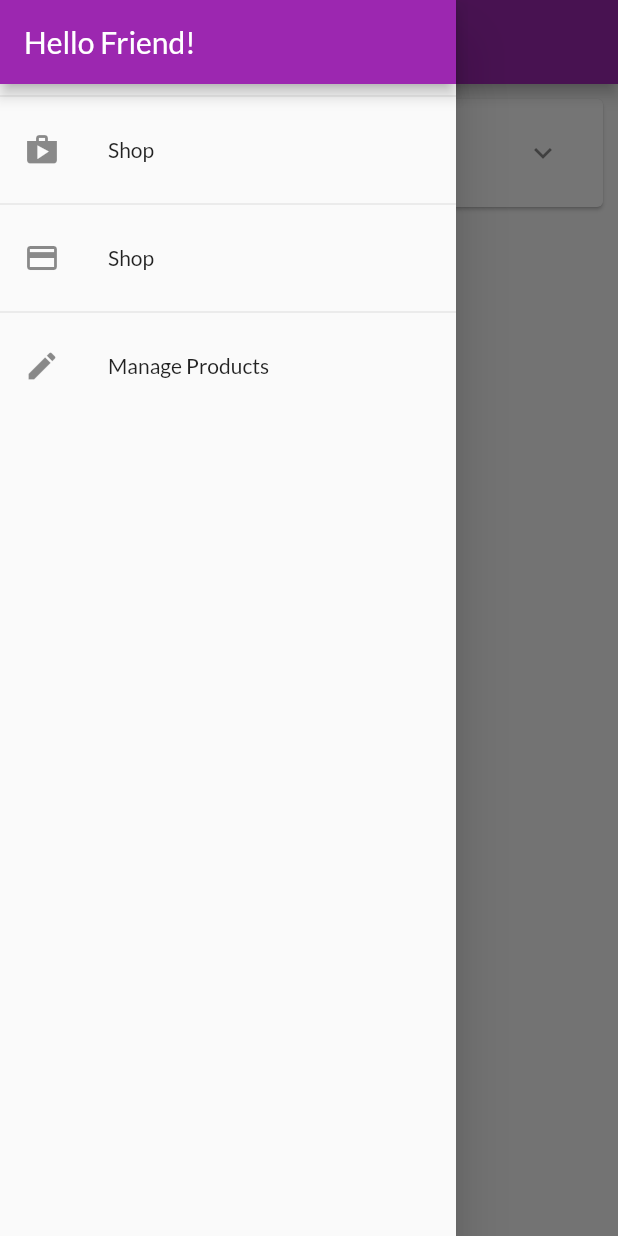
After one commit to DongBichThucNuB1910560/Myshop_uddd, a Flutter app: the OrderScreen screen opened by its route, with the side drawer open, on a phone screen of 412 x 824 dp. The commit adds this screen. Run offline on Flutter 3.47's test engine with Material 2 defaults, Android fonts, the phone set to English and light mode, and no system bars; network calls fail.

Commit message:
Xay dung drawer va dinh tuyen theo ten

```diff
--- a/lib/ui/orders/orders_screen.dart
+++ b/lib/ui/orders/orders_screen.dart
@@ -1,20 +1,23 @@
 import 'package:flutter/material.dart';
 import 'order_manager.dart';
 import 'order_item_card.dart';
+import '../shared/app_drawer.dart';
 
-class OrderScreen extends StatelessWidget{
+class OrderScreen extends StatelessWidget {
+  static const routeName = '/orders';
   const OrderScreen({super.key});
   @override
-  Widget build(BuildContext context){
+  Widget build(BuildContext context) {
     print('building orders');
     final ordersManager = OrderManager();
     return Scaffold(
       appBar: AppBar(
         title: const Text('Your Orders'),
       ),
+      drawer: const AppDrawer(),
       body: ListView.builder(
         itemCount: ordersManager.orderCount,
-        itemBuilder: (ctx, i)=> OrderItemCard(ordersManager.orders[i]),
+        itemBuilder: (ctx, i) => OrderItemCard(ordersManager.orders[i]),
       ),
     );
   }
--- a/lib/ui/products/product_detail_screen.dart
+++ b/lib/ui/products/product_detail_screen.dart
@@ -3,6 +3,7 @@ import 'package:flutter/material.dart';
 import '../../models/product.dart';
 
 class ProductDetailScreen extends StatelessWidget {
+  static const routeName = '/product-detail';
   const ProductDetailScreen(
     this.product, {
     super.key,
--- a/lib/ui/products/user_products_screen.dart
+++ b/lib/ui/products/user_products_screen.dart
@@ -2,8 +2,10 @@ import 'package:flutter/material.dart';
 
 import 'user_product_list_tile.dart';
 import 'products_manager.dart';
+import '../shared/app_drawer.dart';
 
 class UserProductsScreen extends StatelessWidget{
+  static const routeName = '/user-products';
   const UserProductsScreen({super.key});
   @override
   Widget build(BuildContext context){
@@ -15,6 +17,7 @@ class UserProductsScreen extends StatelessWidget{
           buildAddButton(),
         ],
       ),
+      drawer: const AppDrawer(),
       body: RefreshIndicator(
         onRefresh: ()async=>print('refresh products'),
         child: buildUserProductListView(productsManager),
--- /dev/null
+++ b/lib/ui/screens.dart
@@ -0,0 +1,8 @@
+export 'products/product_overview_screen.dart';
+export 'products/product_detail_screen.dart';
+export 'products/user_products_screen.dart';
+export 'products/products_manager.dart';
+export 'orders/orders_screen.dart';
+export 'orders/order_manager.dart';
+export 'cart/cart_screen.dart';
+export 'cart/cart_manager.dart';
--- /dev/null
+++ b/lib/ui/shared/app_drawer.dart
@@ -0,0 +1,45 @@
+import 'package:flutter/material.dart';
+import '../orders/orders_screen.dart';
+import '../products/user_products_screen.dart';
+
+class AppDrawer extends StatelessWidget{
+  const AppDrawer({super.key});
+
+  @override
+  Widget build(BuildContext context){
+    return Drawer(
+      child: Column(
+        children: <Widget>[
+          AppBar(
+            title: const Text('Hello Friend!'),
+            automaticallyImplyLeading: false,
+          ),
+          const Divider(),
+          ListTile(
+            leading: const Icon(Icons.shop),
+            title: const Text('Shop'),
+            onTap: (){
+              Navigator.of(context).pushReplacementNamed('/');
+            },
+          ),
+          const Divider(),
+          ListTile(
+            leading: const Icon(Icons.payment),
+            title: const Text('Shop'),
+            onTap: (){
+              Navigator.of(context).pushReplacementNamed(OrderScreen.routeName);
+            },
+          ),
+          const Divider(),
+          ListTile(
+            leading: const Icon(Icons.edit),
+            title: const Text('Manage Products'),
+            onTap: (){
+              Navigator.of(context).pushReplacementNamed(UserProductsScreen.routeName);
+            },
+          ),
+        ],
+      ),
+    );
+  }
+}
```
Also changed, not shown: lib/main.dart (+28 -9 lines), lib/ui/products/product_grid_tile.dart (+3 -4 lines), lib/ui/products/product_overview_screen.dart (+22 -20 lines), lib/ui/products/products_manager.dart (+6 -1 lines).
